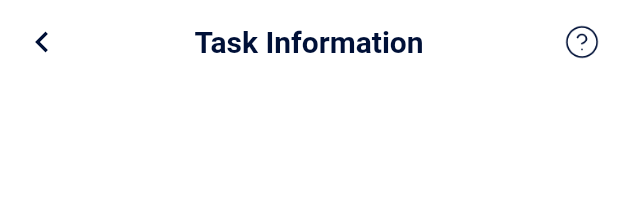
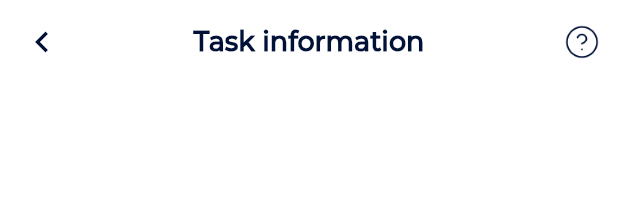
Before and after one commit to 993dorsakhoshnood/TuluProject, a Flutter app: what myAppBar() shows on an empty page, opened directly, on a phone screen of 412 x 824 dp. Shown: the top 219 px of the screen. Run offline on Flutter 3.47's test engine with Material 2 defaults, Android fonts, the phone set to English and light mode, and no system bars; network calls fail.

Commit message:
font chnaged

```diff
--- a/lib/main.dart
+++ b/lib/main.dart
@@ -10,7 +10,7 @@ class MyApp extends StatelessWidget {
   @override
   Widget build(BuildContext context) {
     return MaterialApp(
-      // theme: ThemeData(fontFamily: 'Montserrat'),
+      theme: ThemeData(fontFamily: 'Montserrat'),
       debugShowCheckedModeBanner: false,
       title: 'Flutter Demo',
       home: MyHomePage(),
--- a/lib/widgets/app_bar.dart
+++ b/lib/widgets/app_bar.dart
@@ -12,8 +12,9 @@ Widget myAppBar() {
     centerTitle: true,
     backgroundColor: Colors.white,
     title: Text(
-      'Task Information',
+      'Task information',
       style: TextStyle(
+        fontSize: 18,
         fontWeight: FontWeight.bold,
         color: AppColors.mainColor,
       ),
--- a/lib/widgets/check_list_card.dart
+++ b/lib/widgets/check_list_card.dart
@@ -12,7 +12,6 @@ class CheckListCard extends StatelessWidget {
         borderRadius: BorderRadius.circular(16.0),
       ),
       child: Column(
-        mainAxisSize: MainAxisSize.min,
         children: [
           Container(
             alignment: Alignment.centerLeft,
--- a/lib/widgets/check_list_item.dart
+++ b/lib/widgets/check_list_item.dart
@@ -1,6 +1,5 @@
 import 'package:flutter/material.dart';
 import 'package:tulu_project/constants/colors.dart';
-
 
 class CheckListItem extends StatelessWidget {
   final String checkListName;
--- a/pubspec.yaml
+++ b/pubspec.yaml
@@ -68,7 +68,8 @@ flutter:
         - asset: assets/fonts/AbrilFatface.ttf
     - family: Montserrat
       fonts:
-        - asset: assets/fonts/AbrilFatface.ttf
+        - asset: assets/fonts/Montserrat.ttf
+
 
   #   - family: Trajan Pro
   #     fonts:
```
Also changed, not shown: lib/screens/home_page.dart (+24 -13 lines), assets/fonts/Montserrat-Thin.ttf (added).
